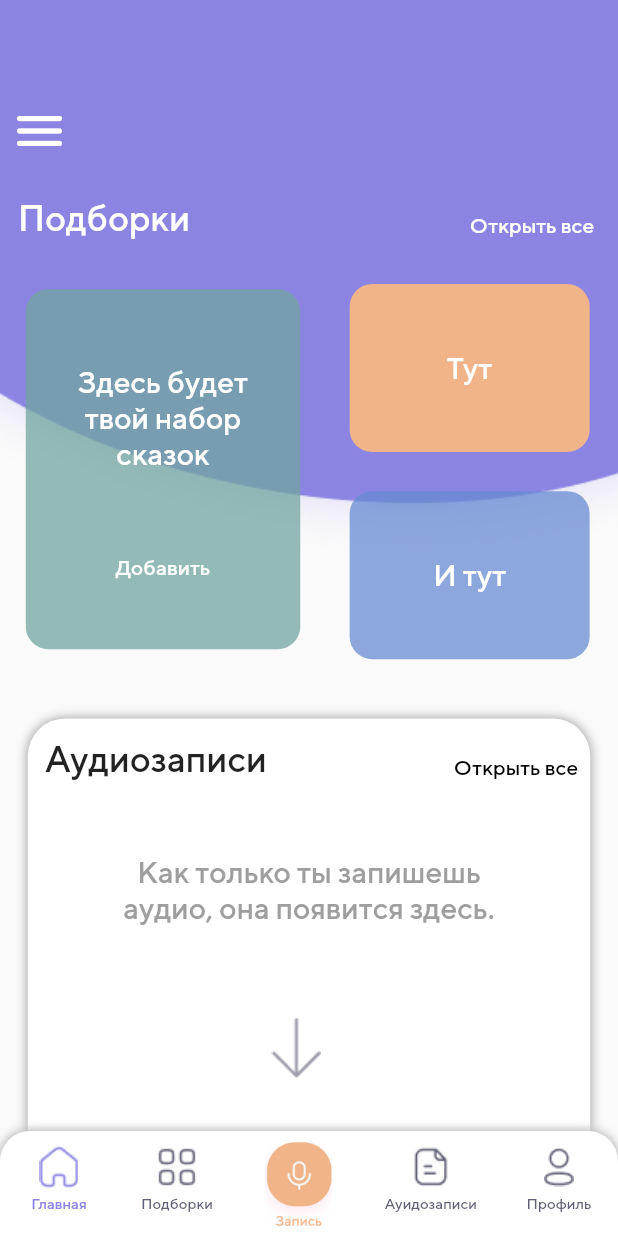
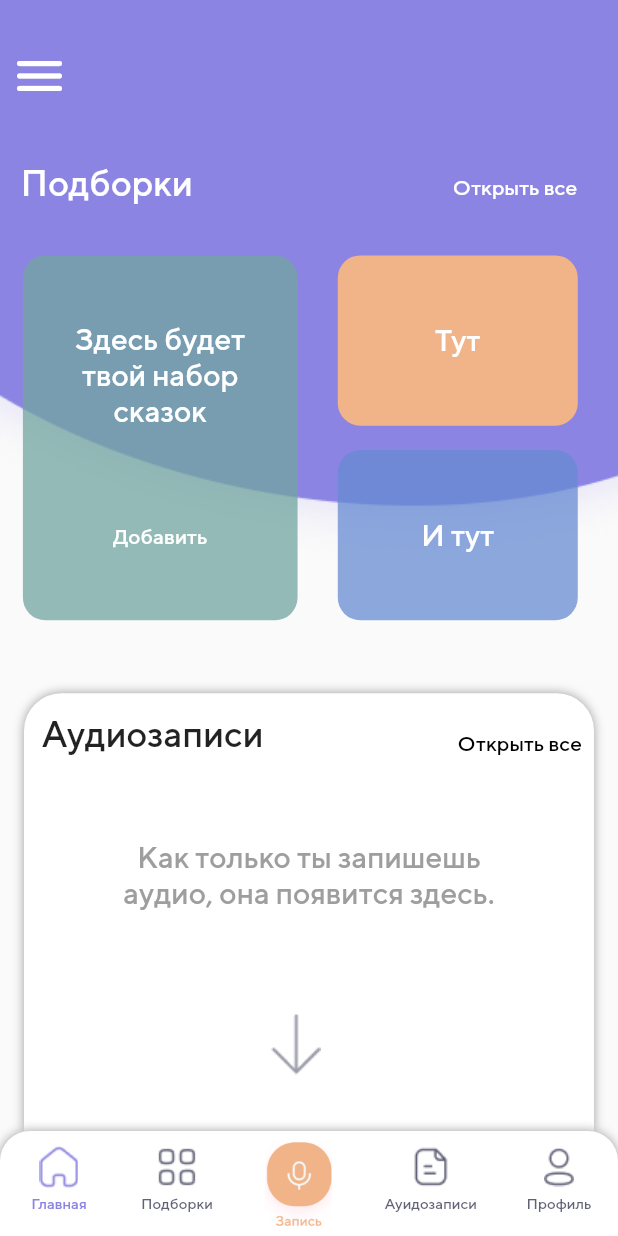
Before and after one commit to Maksymv21/audio_stories, a Flutter app: the MainPage screen opened by its route, in the side drawer, after a tap on "Открыть все", on a phone screen of 412 x 824 dp. Run offline on Flutter 3.47's test engine with Material 2 defaults, Android fonts, the phone set to English and light mode, and no system bars; our stand-ins replace bloc, cloud_firestore, equatable, firebase_auth, firebase_core, firebase_storage and 2 more; accounts and stored records are empty.

Commit message:
Adaptive UI for all page before home_page inclusive and for drawer, profile_page, edit_profile_page

```diff
--- a/lib/pages/home_pages/home_page/home_page.dart
+++ b/lib/pages/home_pages/home_page/home_page.dart
@@ -15,20 +15,31 @@ class HomePage extends StatelessWidget {
       children: [
         Column(
           children: const [
-            Background(
+            Expanded(
+              child: Background(
                 height: 375.0,
                 image: AppIcons.up,
                 child: Align(
-                alignment: AlignmentDirectional(-1.1, -0.7),
+                  alignment: AlignmentDirectional(-1.1, -0.95),
                   child: ButtonMenu(),
                 ),
               ),
+            ),
+            Spacer(),
           ],
         ),
-        Stack(
+        Column(
           children: [
-            const Align(
-              alignment: AlignmentDirectional(-0.92, -0.64),
+            const Spacer(
+              flex: 4,
+            ),
+            Expanded(
+              flex: 2,
+              child: Row(
+                children: [
+                  const Spacer(),
+                  const Expanded(
+                    flex: 11,
                     child: Text(
                       'Подборки',
                       style: TextStyle(
@@ -37,27 +48,48 @@ class HomePage extends StatelessWidget {
                       ),
                     ),
                   ),
-            const Align(
-              alignment: AlignmentDirectional(0.95, -0.64),
+                  const Spacer(
+                    flex: 9,
+                  ),
+                  Expanded(
+                    flex: 8,
+                    child: Column(
+                      children: const [
+                        Spacer(),
+                        Expanded(
+                          flex: 5,
                           child: OpenAllButton(
                             color: Colors.white,
                           ),
                         ),
-            Align(
-              alignment: const AlignmentDirectional(-0.85, -0.25),
+                      ],
+                    ),
+                  ),
+                  const Spacer(),
+                ],
+              ),
+            ),
+            const Spacer(),
+            Expanded(
+              flex: 10,
+              child: Row(
+                children: [
+                  const Spacer(),
+                  Expanded(
+                    flex: 12,
                     child: Container(
                       decoration: BoxDecoration(
                         borderRadius: BorderRadius.circular(15.0),
                         color: const Color.fromRGBO(113, 165, 159, 0.75),
                       ),
-                width: 183.0,
-                height: 240.0,
                       child: Column(
                         children: [
-                    const SizedBox(
-                      height: 50.0,
+                          const Spacer(
+                            flex: 2,
                           ),
-                    const Text(
+                          const Expanded(
+                            flex: 4,
+                            child: Text(
                               'Здесь будет'
                               '\nтвой набор '
                               '\nсказок',
@@ -67,10 +99,11 @@ class HomePage extends StatelessWidget {
                                 fontSize: 20.0,
                               ),
                             ),
-                    const SizedBox(
-                      height: 40.0,
                           ),
-                    TextButton(
+                          const Spacer(),
+                          Expanded(
+                            flex: 3,
+                            child: TextButton(
                               style: const ButtonStyle(
                                 splashFactory: NoSplash.splashFactory,
                               ),
@@ -82,12 +115,19 @@ class HomePage extends StatelessWidget {
                                 ),
                               ),
                             ),
+                          ),
+                          const Spacer(),
                         ],
                       ),
                     ),
                   ),
-            Align(
-              alignment: const AlignmentDirectional(0.85, -0.41),
+                  const Spacer(),
+                  Expanded(
+                    flex: 12,
+                    child: Column(
+                      children: [
+                        Expanded(
+                          flex: 7,
                           child: Container(
                             decoration: BoxDecoration(
                               borderRadius: BorderRadius.circular(15.0),
@@ -106,8 +146,9 @@ class HomePage extends StatelessWidget {
                             ),
                           ),
                         ),
-            Align(
-              alignment: const AlignmentDirectional(0.85, 0.02),
+                        const Spacer(),
+                        Expanded(
+                          flex: 7,
                           child: Container(
                             decoration: BoxDecoration(
                               borderRadius: BorderRadius.circular(15.0),
@@ -127,11 +168,21 @@ class HomePage extends StatelessWidget {
                             ),
                           ),
                         ),
-            Align(
-              alignment: const AlignmentDirectional(0.0, 1.0),
+                      ],
+                    ),
+                  ),
+                  const Spacer(),
+                ],
+              ),
+            ),
+            const Spacer(
+              flex: 2,
+            ),
+            Expanded(
+              flex: 12,
               child: Container(
-                width: 375.0,
-                height: 275.0,
+                width: 380.0,
+                height: 300.0,
                 decoration: const BoxDecoration(
                   boxShadow: [
                     BoxShadow(
--- a/lib/pages/main_pages/main_page/main_page.dart
+++ b/lib/pages/main_pages/main_page/main_page.dart
@@ -4,8 +4,8 @@ import 'package:audio_stories/pages/home_pages/home_page/home_page.dart';
 import 'package:audio_stories/pages/audio_pages/audio_page/audio_page.dart';
 import 'package:audio_stories/pages/profile_pages/profile_page/edit_profile_page.dart';
 import 'package:audio_stories/pages/profile_pages/profile_page/profile_page.dart';
-import 'package:audio_stories/pages/profile_pages/profile_page/test_rieastore_page.dart';
 import 'package:audio_stories/pages/recently_deleted_pages/recently_deleted_page/recently_deleted_page.dart';
+import 'package:audio_stories/pages/record_page/record_page.dart';
 import 'package:audio_stories/pages/search_pages/search_page/search_page.dart';
 import 'package:audio_stories/pages/subscription_pages/subscription_page/subscription_page.dart';
 import 'package:audio_stories/resources/app_color.dart';
@@ -62,10 +62,10 @@ class MainPage extends StatelessWidget {
                 page = const SubscriptionPage();
                 break;
               case EditProfilePage.routName:
-                page = EditProfilePage();
+                page = const EditProfilePage();
                 break;
-              case TestPage.routName:
-                page = TestPage();
+              case RecordPage.routName:
+                page = const RecordPage();
                 break;
               default:
                 page = const HomePage();
--- a/lib/pages/main_pages/main_widgets/drawer.dart
+++ b/lib/pages/main_pages/main_widgets/drawer.dart
@@ -26,29 +26,35 @@ class BurgerMenu extends StatelessWidget {
       ),
       child: Column(
         children: [
-          const SizedBox(
-            height: 100.0,
+          const Spacer(
+            flex: 3,
           ),
-          const Text(
+          const Expanded(
+            flex: 2,
+            child: Text(
               'Аудиосказки',
               style: TextStyle(
                 fontSize: 26.0,
               ),
             ),
-          const SizedBox(
-            height: 30.0,
           ),
-          const Text(
+          const Spacer(),
+          const Expanded(
+            flex: 2,
+            child: Text(
               'Меню',
               style: TextStyle(
                 fontSize: 22.0,
                 color: Color.fromRGBO(58, 58, 85, 0.5),
               ),
             ),
-          const SizedBox(
-            height: 70.0,
           ),
-          Column(
+          const Spacer(
+            flex: 2,
+          ),
+          Expanded(
+            flex: 13,
+            child: Column(
               children: [
                 BurgerButton(
                   icon: AppIcons.home,
@@ -122,10 +128,13 @@ class BurgerMenu extends StatelessWidget {
                         );
                   },
                 ),
-              const SizedBox(
-                height: 30.0,
+              ],
             ),
-              BurgerButton(
+          ),
+          const Spacer(),
+          Expanded(
+            flex: 2,
+            child: BurgerButton(
               icon: AppIcons.wallet,
               title: 'Подписка',
               onTap: () {
@@ -137,16 +146,19 @@ class BurgerMenu extends StatelessWidget {
                     );
               },
             ),
-              const SizedBox(
-                height: 30.0,
           ),
-              BurgerButton(
+          const Spacer(),
+          Expanded(
+            flex: 2,
+            child: BurgerButton(
               icon: AppIcons.edit,
               title: 'Написать в '
                   '\nподдержку',
               onTap: () {},
             ),
-            ],
+          ),
+          const Spacer(
+            flex: 4,
           ),
         ],
       ),
--- a/lib/widgets/welcome_container.dart
+++ b/lib/widgets/welcome_container.dart
@@ -3,14 +3,12 @@ import 'package:flutter/material.dart';
 class WelcomeContainer extends StatelessWidget {
   final String text;
   final double width;
-  final double height;
   final double fontSize;
 
   const WelcomeContainer({
     Key? key,
     required this.text,
     required this.width,
-    required this.height,
     required this.fontSize,
   }) : super(key: key);
 
@@ -22,7 +20,6 @@ class WelcomeContainer extends StatelessWidget {
       borderRadius: BorderRadius.circular(20.0),
       child: Container(
         width: width,
-        height: height,
         decoration: BoxDecoration(
           borderRadius: BorderRadius.circular(15.0),
           boxShadow: const [
--- a/pubspec.yaml
+++ b/pubspec.yaml
@@ -41,6 +41,8 @@ dependencies:
   firebase_storage: ^10.2.5
   equatable: ^2.0.3
   image_picker: ^0.8.4+4
+  flutter_sound: ^8.5.0
+  noise_meter: ^3.0.3
 
 
 dev_dependencies:
```
Also changed, not shown: lib/pages/audio_pages/audio_page/audio_page.dart (+14 -14 lines), lib/pages/auth_pages/auth_bloc/bloc_auth.dart (+0 -7 lines), lib/pages/auth_pages/registration_page/registration_page.dart (+26 -15 lines), lib/pages/main_pages/main_widgets/navigation_bar.dart (+8 -1 lines), lib/pages/profile_pages/profile_page/edit_profile_page.dart (+37 -19 lines), lib/pages/profile_pages/profile_page/profile_page.dart (+53 -33 lines), lib/pages/splash_pages/splash_glad_page/splash_glad_page.dart (+20 -12 lines), pubspec.lock, 4 other files. Lines whose indentation alone changed are shown as unchanged.
